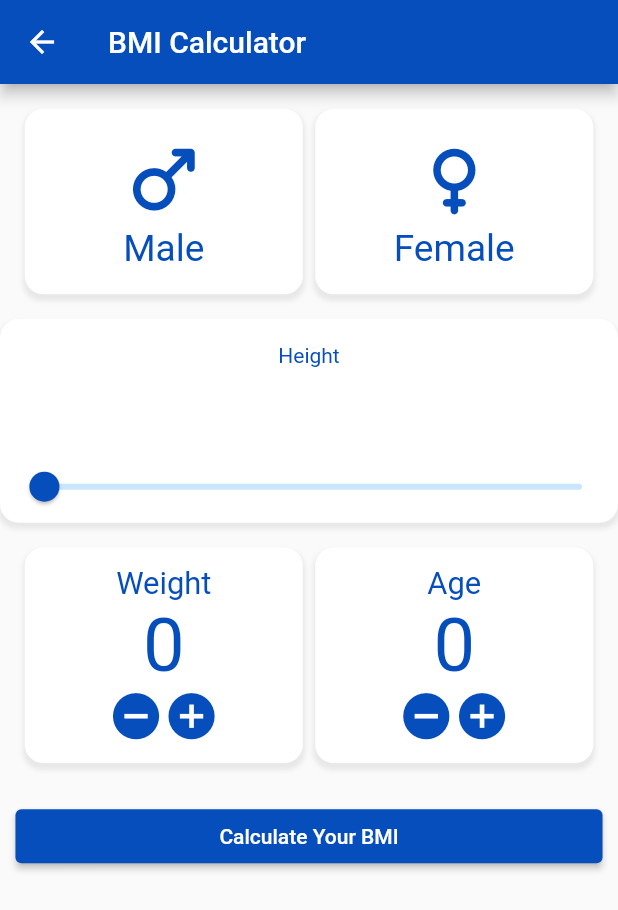
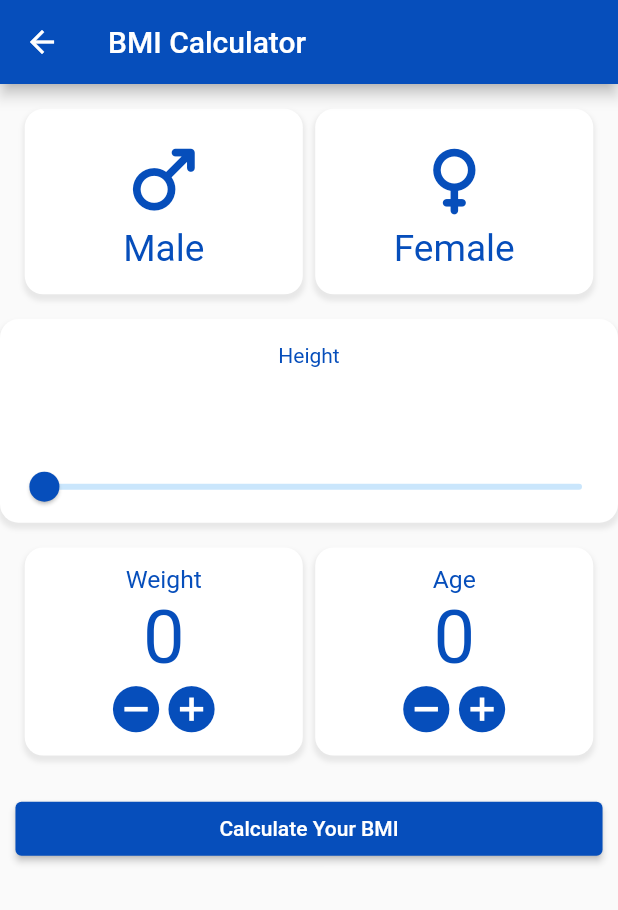
Before and after one commit to shahzebnaqvi/Medical_App, a Flutter app: the Bmi screen opened directly, on a phone screen of 412 x 824 dp. Shown: the top 910 px of the screen. Run offline on Flutter 3.47's test engine with Material 2 defaults, Android fonts, the phone set to English and light mode, and no system bars; our stand-ins replace carousel_slider, flutter_speed_dial, get, lottie.

```diff
--- a/lib/Screens/additionaltools/bmi.dart
+++ b/lib/Screens/additionaltools/bmi.dart
@@ -170,7 +170,7 @@ class _BmiState extends State<Bmi> {
                       Text(
                         "Weight",
                         style: TextStyle(
-                            fontSize: MediaQuery.of(context).size.width * 0.05,
+                            fontSize: MediaQuery.of(context).size.width * 0.04,
                             color: fontcolor),
                       ),
                       Obx(() => Text(
@@ -243,7 +243,7 @@ class _BmiState extends State<Bmi> {
                       Text(
                         "Age",
                         style: TextStyle(
-                            fontSize: MediaQuery.of(context).size.width * 0.05,
+                            fontSize: MediaQuery.of(context).size.width * 0.04,
                             color: fontcolor),
                       ),
                       Obx(() => Text(
```
